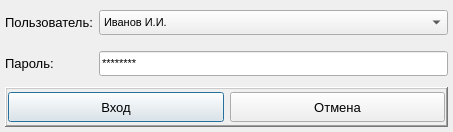
Before: the Qt Designer form arm_o/d_enter.ui in levdikandrey/DataCollector, drawn with Qt 5.
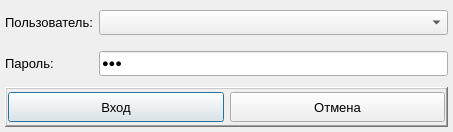
After: the same form once the commit is applied. Icons and pictures are not drawn.

What changed in the file:
```diff
--- a/arm_o/d_enter.ui
+++ b/arm_o/d_enter.ui
@@ -66,21 +66,6 @@
      <property name="toolTip">
       <string>Выберите пользователя</string>
      </property>
-     <item>
-      <property name="text">
-       <string>Иванов И.И.</string>
-      </property>
-     </item>
-     <item>
-      <property name="text">
-       <string>Петров С.С.</string>
-      </property>
-     </item>
-     <item>
-      <property name="text">
-       <string>Сидоров А.В.</string>
-      </property>
-     </item>
     </widget>
    </item>
    <item row="1" column="0">
@@ -115,7 +100,10 @@
       <string>Введите пароль</string>
      </property>
      <property name="text">
-      <string>********</string>
+      <string>123</string>
+     </property>
+     <property name="echoMode">
+      <enum>QLineEdit::Password</enum>
      </property>
     </widget>
    </item>
```
